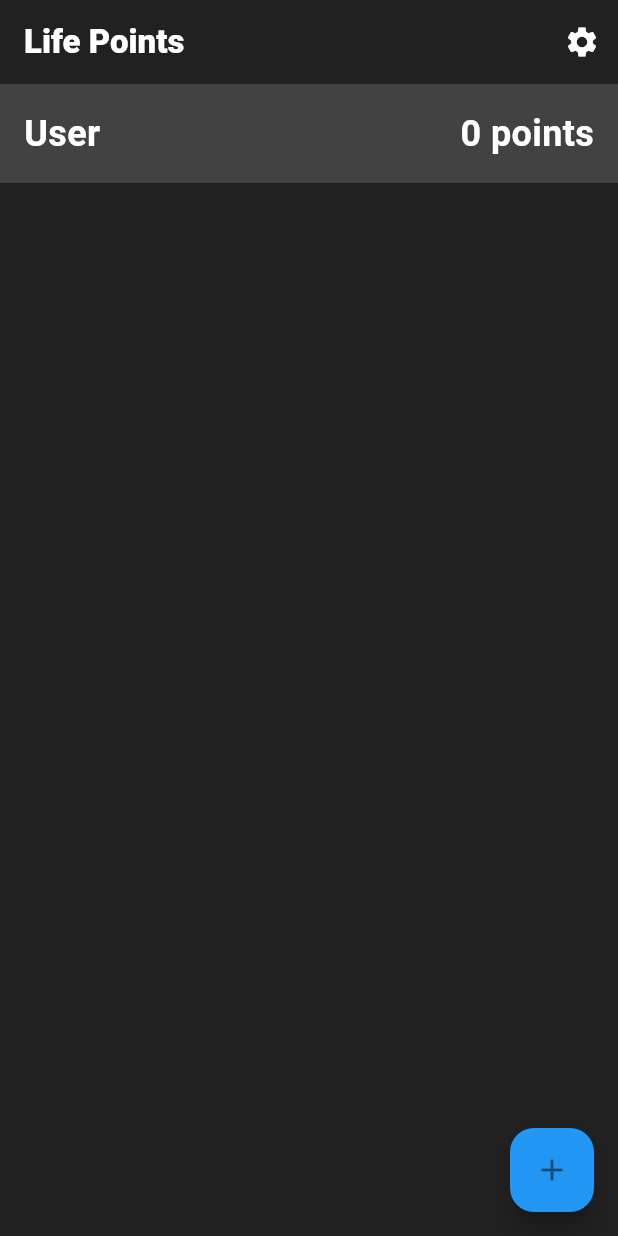
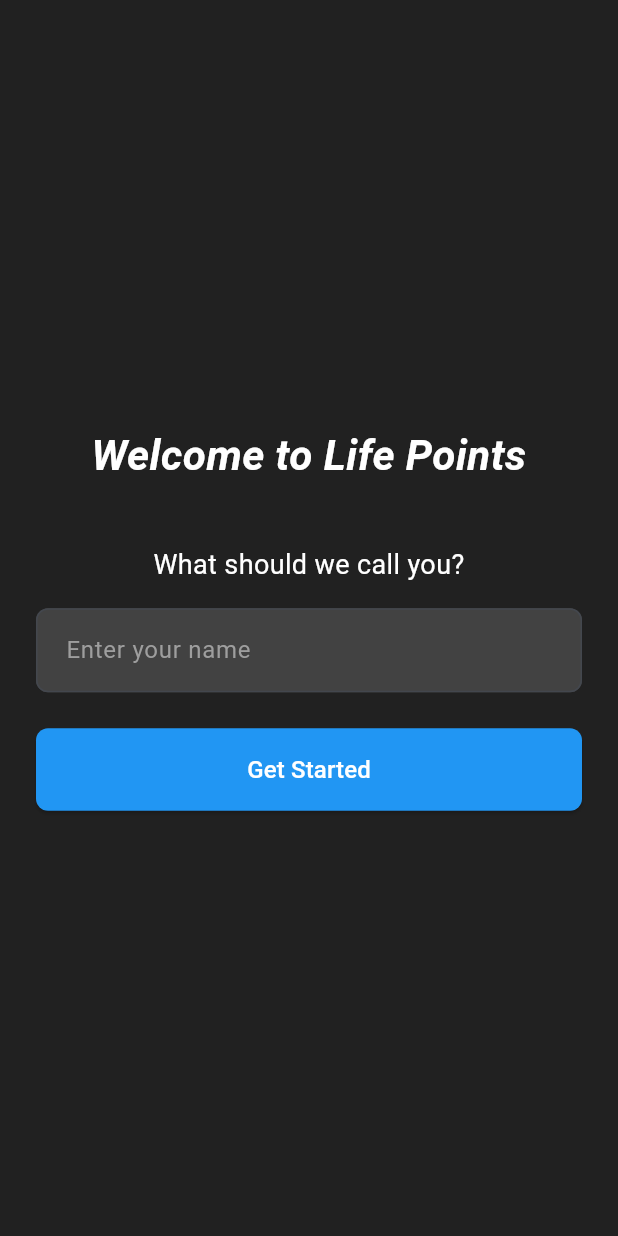
Before and after one commit to foglomon/life-points, a Flutter app: the screen it shows after launch, on a phone screen of 412 x 824 dp. Run offline on Flutter 3.47's test engine with Material 3 defaults, Android fonts, the light colour scheme and no system bars; our stand-ins replace shared_preferences.

Commit message:
added tutorial pages (sorry for no poetic commit messages)

```diff
--- a/lib/main.dart
+++ b/lib/main.dart
@@ -27,7 +27,8 @@ class MyApp extends StatelessWidget {
         textTheme: const TextTheme(bodyMedium: TextStyle(color: Colors.white)),
       ),
       debugShowCheckedModeBanner: false,
-      home: Homepage(),
+      initialRoute: '/',
+      routes: {'/': (context) => const Homepage()},
     );
   }
 }
--- /dev/null
+++ b/lib/signup_page.dart
@@ -0,0 +1,110 @@
+import 'package:flutter/material.dart';
+import 'package:life_points/storage.dart';
+import 'package:life_points/tutorial_page.dart';
+
+class SignupPage extends StatefulWidget {
+  const SignupPage({super.key});
+
+  @override
+  State<SignupPage> createState() => _SignupPageState();
+}
+
+class _SignupPageState extends State<SignupPage> {
+  final TextEditingController _nameController = TextEditingController();
+  final _formKey = GlobalKey<FormState>();
+
+  @override
+  void dispose() {
+    _nameController.dispose();
+    super.dispose();
+  }
+
+  @override
+  Widget build(BuildContext context) {
+    return Scaffold(
+      backgroundColor: Colors.grey[900],
+      body: SafeArea(
+        child: Padding(
+          padding: const EdgeInsets.all(24.0),
+          child: Form(
+            key: _formKey,
+            child: Column(
+              mainAxisAlignment: MainAxisAlignment.center,
+              crossAxisAlignment: CrossAxisAlignment.stretch,
+              children: [
+                Text(
+                  'Welcome to Life Points',
+                  style: TextStyle(
+                    color: Colors.white,
+                    fontSize: 28,
+                    fontWeight: FontWeight.bold,
+                    fontStyle: FontStyle.italic,
+                  ),
+                  textAlign: TextAlign.center,
+                ),
+                SizedBox(height: 40),
+                Text(
+                  'What should we call you?',
+                  style: TextStyle(color: Colors.white, fontSize: 18),
+                  textAlign: TextAlign.center,
+                ),
+                SizedBox(height: 16),
+                TextFormField(
+                  controller: _nameController,
+                  style: TextStyle(color: Colors.white),
+                  decoration: InputDecoration(
+                    hintText: 'Enter your name',
+                    hintStyle: TextStyle(color: Colors.grey),
+                    border: OutlineInputBorder(
+                      borderRadius: BorderRadius.circular(8),
+                    ),
+                    filled: true,
+                    fillColor: Colors.grey[800],
+                    contentPadding: EdgeInsets.symmetric(
+                      vertical: 16,
+                      horizontal: 16,
+                    ),
+                  ),
+                  validator: (value) {
+                    if (value == null || value.trim().isEmpty) {
+                      return 'Please enter your name';
+                    }
+                    return null;
+                  },
+                ),
+                SizedBox(height: 24),
+                ElevatedButton(
+                  onPressed: () async {
+                    if (_formKey.currentState!.validate()) {
+                      final name = _nameController.text.trim();
+                      await Storage.saveUsername(name);
+                      if (mounted) {
+                        await Navigator.pushAndRemoveUntil(
+                          // ignore: use_build_context_synchronously
+                          context,
+                          MaterialPageRoute(
+                            builder: (context) => TutorialPage(username: name),
+                          ),
+                          (route) => false,
+                        );
+                      }
+                    }
+                  },
+                  style: ElevatedButton.styleFrom(
+                    backgroundColor: Colors.blue,
+                    foregroundColor: Colors.white,
+                    padding: EdgeInsets.symmetric(vertical: 16),
+                    shape: RoundedRectangleBorder(
+                      borderRadius: BorderRadius.circular(8),
+                    ),
+                  ),
+                  child: Text('Get Started', style: TextStyle(fontSize: 16)),
+                ),
+              ],
+            ),
+          ),
+        ),
+      ),
+    );
+  }
+}
--- a/lib/storage.dart
+++ b/lib/storage.dart
@@ -12,8 +12,8 @@ class Storage {
     await ServiceLocator.prefs.setString(_usernameKey, username);
   }
 
-  static Future<String> getUsername() async {
-    return ServiceLocator.prefs.getString(_usernameKey) ?? 'User';
+  static Future<String?> getUsername() async {
+    return ServiceLocator.prefs.getString(_usernameKey);
   }
 
   static Future<void> savePoints(int points) async {
```
Also changed, not shown: lib/home_page.dart (+49 -5 lines), lib/tutorial_page.dart (added, +201 -0 lines).
